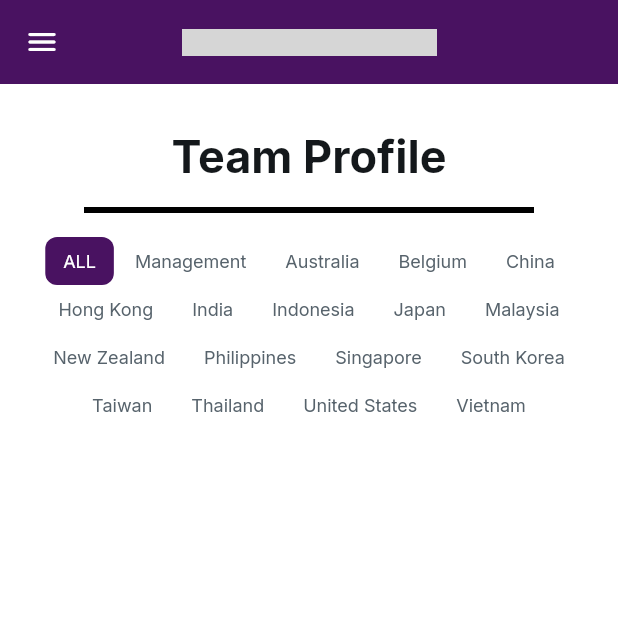
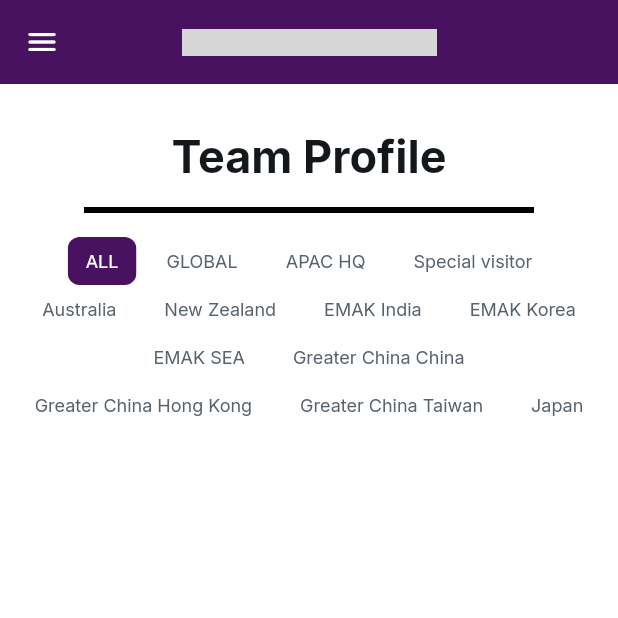
Before and after one commit to Jetzzn/Abbott-app, a Flutter app: the TeamProfileWidget screen opened directly, on a phone screen of 412 x 824 dp, the top half of it. Run offline on Flutter 3.47's test engine with Material 3 defaults, Android fonts, the light colour scheme and no system bars; our stand-ins replace auto_size_text, cached_network_image, cloud_firestore, cloud_functions, device_info_plus, file_picker and 20 more; missing offline and left inert: file_saver, json_path, webview_flutter_android, webviewx_plus; accounts and stored records are empty; network calls fail; grey boxes are pictures that could not be loaded.

Commit message:
Updating to latest FlutterFlow output.

```diff
--- a/lib/custom_code/actions/index.dart
+++ b/lib/custom_code/actions/index.dart
@@ -1,2 +1 @@
 export 'initialize_notifications.dart' show initializeNotifications;
-export 'show_notification_prompt.dart' show showNotificationPrompt;
--- a/lib/flutter_flow/internationalization.dart
+++ b/lib/flutter_flow/internationalization.dart
@@ -1693,87 +1693,62 @@ final kTranslationsMap = <Map<String, Map<String, String>>>[
       'zh_Hans': '全部',
     },
     '4nznck2y': {
-      'en': 'Management',
+      'en': 'GLOBAL',
       'ja': '管理',
       'zh_Hans': '管理',
     },
     '5qmyghq8': {
-      'en': 'Australia',
+      'en': 'APAC HQ',
       'ja': 'タイ',
       'zh_Hans': '泰国',
     },
     'pi5jgjbl': {
-      'en': 'Belgium',
+      'en': 'Special visitor',
       'ja': '中国',
       'zh_Hans': '中国',
     },
     'kk3i7p2b': {
-      'en': 'China',
+      'en': 'Australia',
       'ja': '日本',
       'zh_Hans': '日本',
     },
     'g2sbtyf5': {
-      'en': 'Hong Kong',
+      'en': 'New Zealand',
       'ja': 'オーストラリア',
       'zh_Hans': '澳大利亚',
     },
     '7vxsyxje': {
-      'en': 'India',
+      'en': 'EMAK India',
       'ja': 'シンガポール',
       'zh_Hans': '新加坡',
     },
     'r6dufjsc': {
-      'en': 'Indonesia',
+      'en': 'EMAK Korea',
       'ja': '香港',
       'zh_Hans': '香港',
     },
     '2qgbf623': {
-      'en': 'Japan',
+      'en': 'EMAK SEA',
       'ja': 'インドネシア',
       'zh_Hans': '印度尼西亚',
     },
     'v3vv826s': {
-      'en': 'Malaysia',
+      'en': 'Greater China China',
       'ja': '',
       'zh_Hans': '',
     },
     'ozm3ps0n': {
-      'en': 'New Zealand',
+      'en': 'Greater China Hong Kong',
       'ja': '',
       'zh_Hans': '',
     },
     'tias8na1': {
-      'en': 'Philippines',
+      'en': 'Greater China Taiwan',
       'ja': '',
       'zh_Hans': '',
     },
     '74y9gwvk': {
-      'en': 'Singapore',
-      'ja': '',
-      'zh_Hans': '',
-    },
-    'p023b8a7': {
-      'en': 'South Korea',
-      'ja': '',
-      'zh_Hans': '',
-    },
-    'otx50p25': {
-      'en': 'Taiwan',
-      'ja': '',
-      'zh_Hans': '',
-    },
-    'wfftb05b': {
-      'en': 'Thailand',
-      'ja': '',
-      'zh_Hans': '',
-    },
-    'h7jwqr1d': {
-      'en': 'United States',
-      'ja': '',
-      'zh_Hans': '',
-    },
-    'rxo04tzz': {
-      'en': 'Vietnam',
+      'en': 'Japan',
       'ja': '',
       'zh_Hans': '',
     },
--- a/lib/pages/team_profile/team_profile_widget.dart
+++ b/lib/pages/team_profile/team_profile_widget.dart
@@ -548,87 +548,62 @@ class _TeamProfileWidgetState extends State<TeamProfileWidget> {
                                               ChipData(
                                                   FFLocalizations.of(context)
                                                       .getText(
-                                                '4nznck2y' /* Management */,
+                                                '4nznck2y' /* GLOBAL */,
                                               )),
                                               ChipData(
                                                   FFLocalizations.of(context)
                                                       .getText(
-                                                '5qmyghq8' /* Australia */,
+                                                '5qmyghq8' /* APAC HQ */,
                                               )),
                                               ChipData(
                                                   FFLocalizations.of(context)
                                                       .getText(
-                                                'pi5jgjbl' /* Belgium */,
+                                                'pi5jgjbl' /* Special visitor */,
                                               )),
                                               ChipData(
                                                   FFLocalizations.of(context)
                                                       .getText(
-                                                'kk3i7p2b' /* China */,
+                                                'kk3i7p2b' /* Australia */,
                                               )),
                                               ChipData(
                                                   FFLocalizations.of(context)
                                                       .getText(
-                                                'g2sbtyf5' /* Hong Kong */,
+                                                'g2sbtyf5' /* New Zealand */,
                                               )),
                                               ChipData(
                                                   FFLocalizations.of(context)
                                                       .getText(
-                                                '7vxsyxje' /* India */,
+                                                '7vxsyxje' /* EMAK India */,
                                               )),
                                               ChipData(
                                                   FFLocalizations.of(context)
                                                       .getText(
-                                                'r6dufjsc' /* Indonesia */,
+                                                'r6dufjsc' /* EMAK Korea */,
                                               )),
                                               ChipData(
                                                   FFLocalizations.of(context)
                                                       .getText(
-                                                '2qgbf623' /* Japan */,
+                                                '2qgbf623' /* EMAK SEA */,
                                               )),
                                               ChipData(
                                                   FFLocalizations.of(context)
                                                       .getText(
-                                                'v3vv826s' /* Malaysia */,
+                                                'v3vv826s' /* Greater China China */,
                                               )),
                                               ChipData(
                                                   FFLocalizations.of(context)
                                                       .getText(
-                                                'ozm3ps0n' /* New Zealand */,
+                                                'ozm3ps0n' /* Greater China Hong Kong */,
                                               )),
                                               ChipData(
                                                   FFLocalizations.of(context)
                                                       .getText(
-                                                'tias8na1' /* Philippines */,
+                                                'tias8na1' /* Greater China Taiwan */,
                                               )),
                                               ChipData(
                                                   FFLocalizations.of(context)
                                                       .getText(
-                                                '74y9gwvk' /* Singapore */,
-                                              )),
-                                              ChipData(
-                                                  FFLocalizations.of(context)
-                                                      .getText(
-                                                'p023b8a7' /* South Korea */,
-                                              )),
-                                              ChipData(
-                                                  FFLocalizations.of(context)
-                                                      .getText(
-                                                'otx50p25' /* Taiwan */,
-                                              )),
-                                              ChipData(
-                                                  FFLocalizations.of(context)
-                                                      .getText(
-                                                'wfftb05b' /* Thailand */,
-                                              )),
-                                              ChipData(
-                                                  FFLocalizations.of(context)
-                                                      .getText(
-                                                'h7jwqr1d' /* United States */,
-                                              )),
-                                              ChipData(
-                                                  FFLocalizations.of(context)
-                                                      .getText(
-                                                'rxo04tzz' /* Vietnam */,
+                                                '74y9gwvk' /* Japan */,
                                               ))
                                             ],
                                             onChanged: (val) => safeSetState(
@@ -679,7 +654,7 @@ class _TeamProfileWidgetState extends State<TeamProfileWidget> {
                                               borderRadius:
                                                   BorderRadius.circular(8.0),
                                             ),
-                                            chipSpacing: 2.0,
+                                            chipSpacing: 8.0,
                                             multiselect: false,
                                             initialized:
                                                 _model.choiceChipsValue != null,
```
Also changed, not shown: lib/custom_code/actions/show_notification_prompt.dart (deleted, +0 -25 lines), 3 other files.
